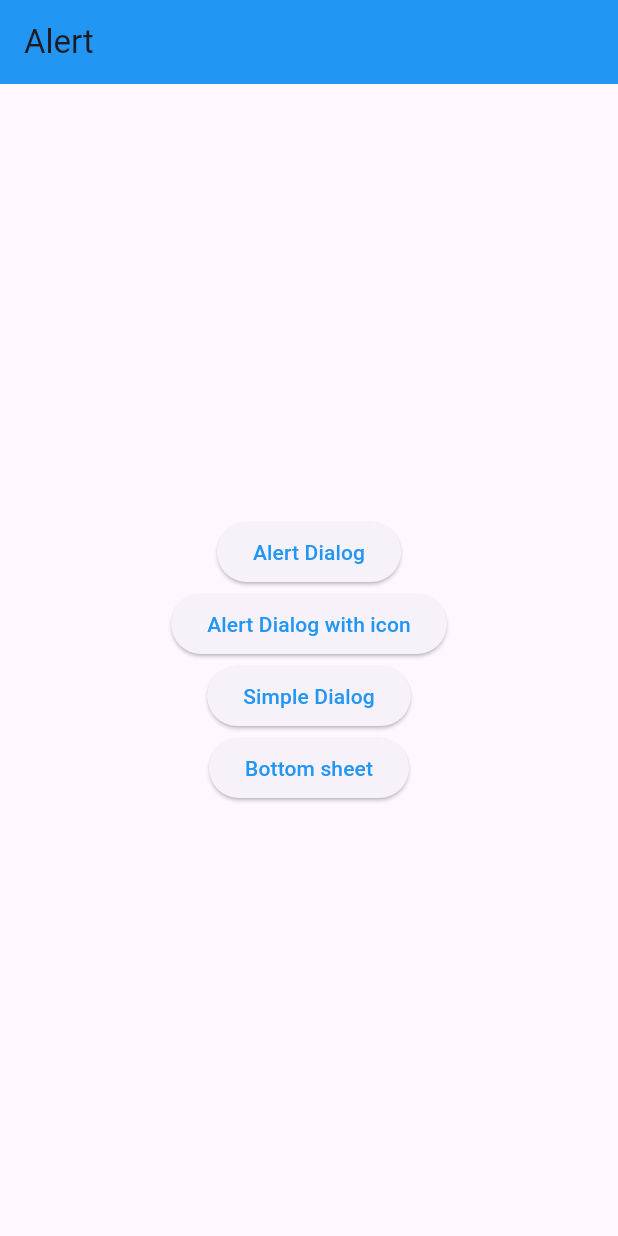
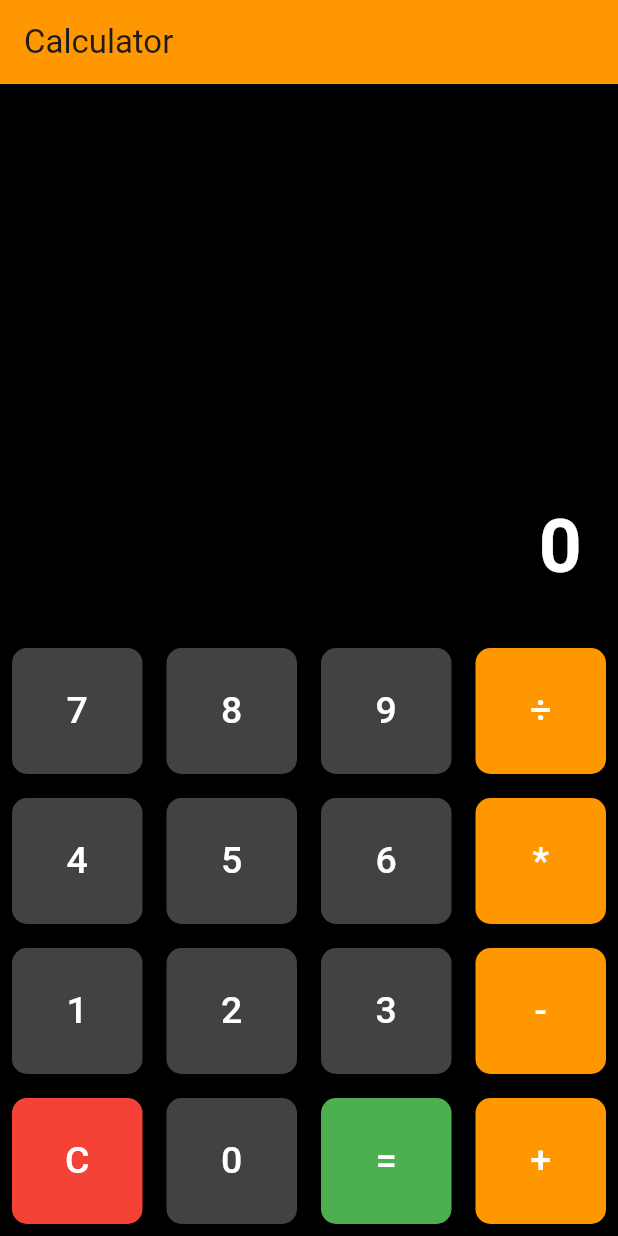
Before and after one commit to Hridoy141/flutter_all, a Flutter app: the screen it shows after launch, on a phone screen of 412 x 824 dp. Run offline on Flutter 3.47's test engine with Material 3 defaults, Android fonts, the phone set to English and light mode, and no system bars; our stand-ins replace device_preview, flutter_screenutil.

Commit message:
module_11 class_2

```diff
--- /dev/null
+++ b/lib/Module_11/class_2/CalculatorApp.dart
@@ -0,0 +1,110 @@
+import 'package:flutter/material.dart';
+
+import '../../widget/buildButton.dart';
+
+class Calculatorapp extends StatefulWidget {
+  const Calculatorapp({super.key});
+
+  @override
+  State<Calculatorapp> createState() => _CalculatorappState();
+}
+
+class _CalculatorappState extends State<Calculatorapp> {
+  String _outpurt = '0';
+  String _input = '0';
+  String _ope = '0';
+  double num1 = 0;
+  double num2 = 0;
+
+  void buttomPress(String value){
+    print(value);
+    setState(() {
+      if(value == 'C'){
+        _outpurt = '0';
+        _input = '0';
+        _ope ='';
+        num1 = 0;
+        num2 = 0;
+      }else if (value == '='){
+        num2 = double.parse(_input);
+        if(_ope == '+'){
+          _outpurt = (num1+num2).toString();
+        }else if (_ope == '-'){
+          _outpurt = (num1-num2).toString();
+        }else if (_ope == '*') {
+          _outpurt = (num1 * num2).toString();
+        } else if(_ope == '÷'){
+          _outpurt = (num2 !=0) ? (num1/num2).toString() : 'Error';
+        }
+        _input = _outpurt;
+      }else if(['+','-','*','÷'].contains(value)){
+        num1 = double.parse(_input);
+        _ope = value;
+        _input = '';
+      }else{
+        if(_input == '0'){
+          _input = value;
+        }else{
+          _input += value;
+        }
+
+        _outpurt = _input;
+      }
+
+    });
+  }
+
+  @override
+  Widget build(BuildContext context) {
+    return Scaffold(
+      backgroundColor: Colors.black,
+      appBar: AppBar(title: Text('Calculator'), backgroundColor: Colors.orange),
+      body: Column(
+        children: [
+          Expanded(
+            child: Container(
+            alignment: Alignment.bottomRight,
+            padding: EdgeInsets.all(24),
+            child: Text(
+              _outpurt,
+              style: TextStyle(
+                fontSize: 50,
+                fontWeight: FontWeight.bold,
+                color: Colors.white,
+              ),
+            ),
+          ),  ),
+          Row(children: [
+            buildButton(onClick:()=> buttomPress('7'), text: '7',),
+            buildButton(onClick: ()=> buttomPress('8'), text: '8',),
+            buildButton(onClick: ()=> buttomPress('9'), text: '9',),
+            buildButton(onClick: ()=> buttomPress('÷'), text: '÷',color: Colors.orange,),
+
+          ]),
+          Row(children: [
+            buildButton(onClick:  ()=> buttomPress('4'), text: '4',),
+            buildButton(onClick:  ()=> buttomPress('5'), text: '5',),
+            buildButton(onClick:  ()=> buttomPress('6'), text: '6',),
+            buildButton(onClick:  ()=> buttomPress('*'), text: '*',color: Colors.orange,),
+
+          ]),
+          Row(children: [
+            buildButton(onClick:  ()=> buttomPress('1'), text: '1',),
+            buildButton(onClick:  ()=> buttomPress('2'), text: '2',),
+            buildButton(onClick:  ()=> buttomPress('3'), text: '3',),
+            buildButton(onClick:  ()=> buttomPress('-'), text: '-',color: Colors.orange,),
+
+          ]),
+          Row(children: [
+            buildButton(onClick:  ()=> buttomPress('C'), text: 'C',color: Colors.red,),
+            buildButton(onClick:  ()=> buttomPress('0'), text: '0',),
+            buildButton(onClick:  ()=> buttomPress('='), text: '=',color: Colors.green,),
+            buildButton(onClick:  ()=> buttomPress('+'), text: '+',color: Colors.orange,),
+
+          ]),
+
+           ],
+      ),
+    );
+  }
+}
--- a/lib/app.dart
+++ b/lib/app.dart
@@ -3,6 +3,7 @@ import 'package:flutter_10_batch/statefull_class.dart';
 import 'Module_11/class_1/alert/alert.dart';
 import 'Module_11/class_1/lifeCycle.dart';
 import 'Module_11/class_1/lifecyTest.dart';
+import 'Module_11/class_2/CalculatorApp.dart';
 import 'flutter_class_1.dart';
 import 'flutter_class_2.dart';
 import 'package:flutter_10_batch/from_login.dart';
@@ -30,7 +31,7 @@ class MyApp extends StatelessWidget {
           home: child,
         );
       },
-      child: const Alert(),
+      child: const Calculatorapp(),
     );
   }
 
--- /dev/null
+++ b/lib/widget/buildButton.dart
@@ -0,0 +1,35 @@
+import 'package:flutter/material.dart';
+
+class buildButton extends StatelessWidget {
+  String text;
+  Color ? color;
+  final VoidCallback onClick;
+
+   buildButton({
+    super.key,
+    required this.onClick,
+    this.color,
+    required this.text,
+  });
+
+  @override
+  Widget build(BuildContext context) {
+    return Expanded(
+      child:  Padding(
+      padding: EdgeInsets.all(8),
+      child :ElevatedButton(
+        style: ElevatedButton.styleFrom(
+            padding: EdgeInsets.all(24),
+            shape: RoundedRectangleBorder(borderRadius: BorderRadius.circular(10),
+            ),
+            backgroundColor:color ?? Colors.grey[800]
+        ),
+        onPressed: onClick,
+        child: Text(text,
+          style: TextStyle(
+            fontSize: 25,
+            color: Colors.white,
+          ),)
+      ),),);
+  }
+}
```
